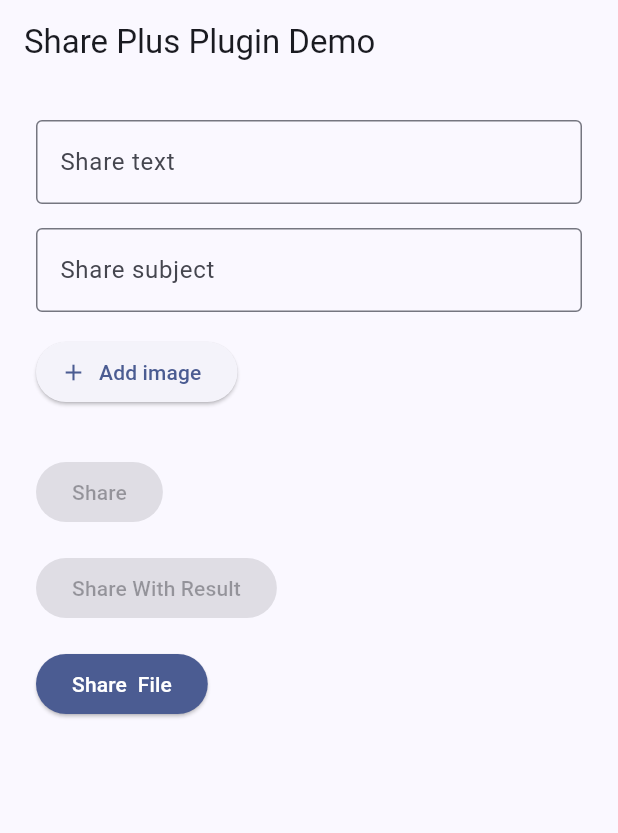
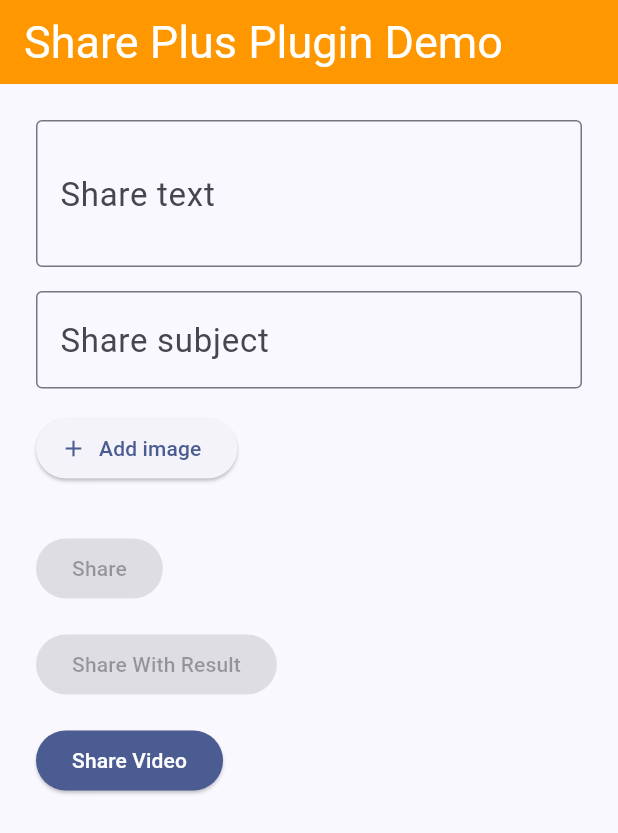
Before and after one commit to MuhammadBilalAkbar/share_plus_package, a Flutter app: the screen it shows after launch, on a phone screen of 412 x 824 dp. Shown: the top 833 px of the screen. Run offline on Flutter 3.47's test engine with Material 2 defaults, Android fonts, the phone set to English and light mode, and no system bars; our stand-ins replace image_picker, share_plus; missing offline and left inert: file_selector.

Commit message:
Initial commit

```diff
--- a/lib/main.dart
+++ b/lib/main.dart
@@ -1,10 +1,8 @@
 import 'dart:io';
-
 import 'package:file_selector/file_selector.dart'
     hide XFile; // hides to test if share_plus exports XFile
 import 'package:flutter/foundation.dart';
 import 'package:flutter/material.dart';
-import 'package:flutter/services.dart';
 import 'package:image_picker/image_picker.dart'
     hide XFile; // hides to test if share_plus exports XFile
 import 'package:share_plus/share_plus.dart';
@@ -19,17 +17,24 @@ class MyApp extends StatelessWidget {
   const MyApp({super.key});
 
   @override
-  Widget build(BuildContext context) {
-    return MaterialApp(
+  Widget build(BuildContext context) =>
+    MaterialApp(
       title: 'Share Plus Plugin Demo',
       theme: ThemeData(
         useMaterial3: true,
         colorSchemeSeed: const Color(0x9f4376f8),
+        appBarTheme: const AppBarTheme(
+          titleTextStyle: TextStyle(fontSize: 30),
+          backgroundColor: Colors.orange,
+        ),
+        textTheme: const TextTheme(
+          bodyLarge: TextStyle(fontSize: 22.0),
+          titleMedium: TextStyle(fontSize: 20.0),
+        ),
       ),
       home: const SharePlusPage(),
     );
   }
-}
 
 class SharePlusPage extends StatefulWidget {
   const SharePlusPage({Key? key}) : super(key: key);
@@ -48,7 +53,9 @@ class SharePlusPageState extends State<SharePlusPage> {
   @override
   Widget build(BuildContext context) => Scaffold(
         appBar: AppBar(
-          title: const Text('Share Plus Plugin Demo'),
+          title:  const Text(
+            'Share Plus Plugin Demo'
+          ),
         ),
         body: SingleChildScrollView(
           padding: const EdgeInsets.all(24),
@@ -63,7 +70,7 @@ class SharePlusPageState extends State<SharePlusPage> {
                   hintText: 'Enter some text and/or link to share',
                 ),
                 maxLines: null,
-                onChanged: (String value) => setState(() {
+                onChanged: (value) => setState(() {
                   text = value;
                 }),
               ),
@@ -106,8 +113,7 @@ class SharePlusPageState extends State<SharePlusPage> {
                         imageNames.add(file.name);
                       });
                     }
-                  }
-                  else {
+                  } else {
                     // Using `package:image_picker` to get image from gallery.
                     final pickedFile = await imagePicker.pickImage(
                       source: ImageSource.gallery,
@@ -154,11 +160,10 @@ class SharePlusPageState extends State<SharePlusPage> {
                     source: ImageSource.gallery,
                   );
                   if (video == null) return;
-                  // await Share.share([video.path], subject: 'This is the subject.');
-                  if(!mounted) return;
+                  if (!mounted) return;
                   _onShare(context);
                 },
-                child: const Text('Share  File'),
+                child: const Text('Share Video'),
               ),
             ],
           ),
@@ -237,9 +242,9 @@ class SharePlusPageState extends State<SharePlusPage> {
           mainAxisSize: MainAxisSize.min,
           crossAxisAlignment: CrossAxisAlignment.start,
           children: [
-            Text("Share result: ${result.status}"),
+            Text('Share result: ${result.status}'),
             if (result.status == ShareResultStatus.success)
-              Text("Shared to: ${result.raw}")
+              Text('Shared to: ${result.raw}')
           ],
         ),
       );
--- a/pubspec.yaml
+++ b/pubspec.yaml
@@ -22,5 +22,3 @@ dev_dependencies:
 
 flutter:
   uses-material-design: true
-  assets:
-    - assets/flutter_logo.png
```
Also changed, not shown: assets/flutter_logo.png (deleted), 1 other file.
